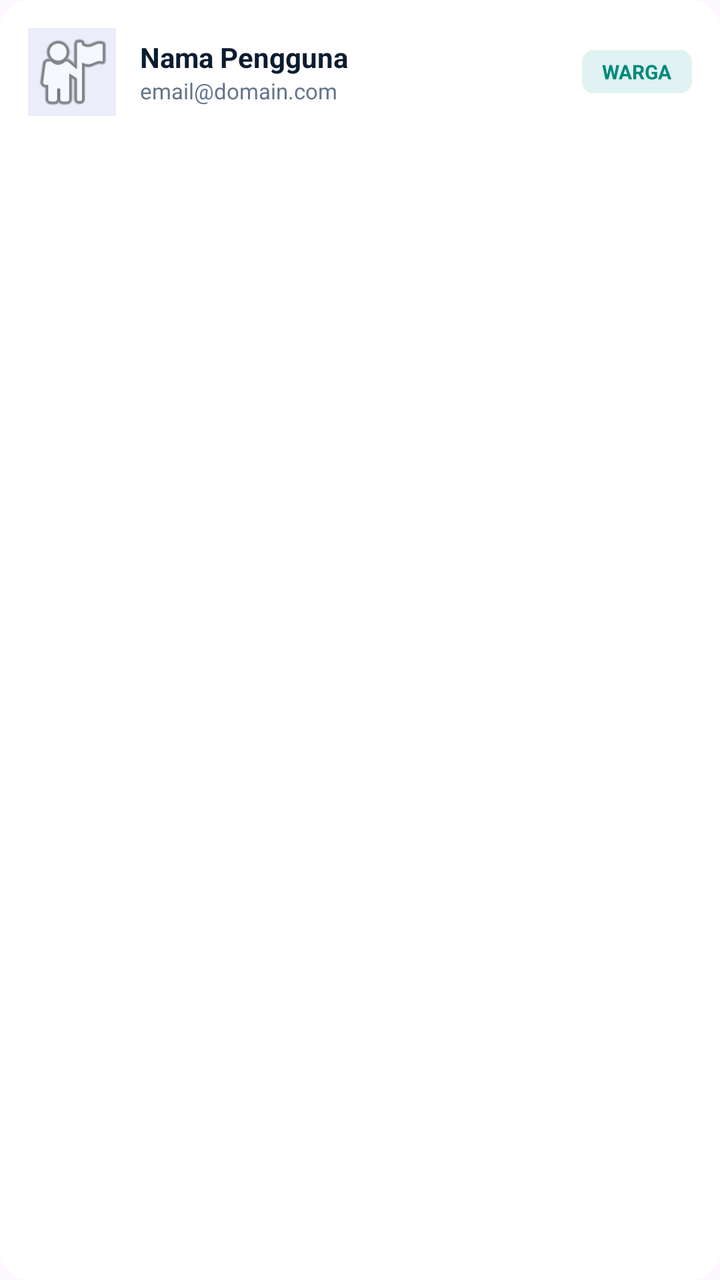
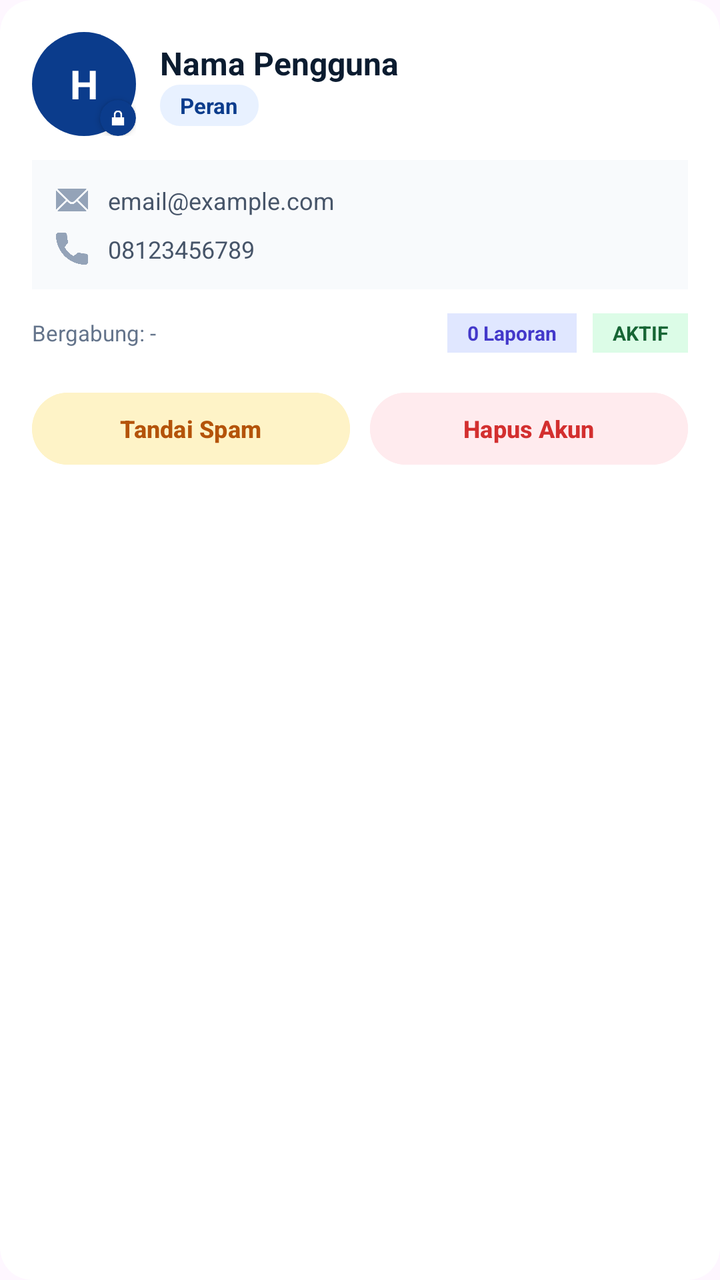

Two renders of the same Android screen: before a commit and after it. Below are the layout's source before the change and the commit's diff.
<!-- AndroidManifest.xml: application theme Theme.PinPoint -->
<!-- res/layout/item_account_card.xml -->
<?xml version="1.0" encoding="utf-8"?>
<androidx.cardview.widget.CardView xmlns:android="http://schemas.android.com/apk/res/android"
    xmlns:app="http://schemas.android.com/apk/res-auto"
    android:layout_width="match_parent"
    android:layout_height="wrap_content"
    app:cardCornerRadius="14dp"
    app:cardElevation="0dp"
    app:cardBackgroundColor="#FFFFFF"
    android:layout_marginBottom="12dp">

    <RelativeLayout
        android:layout_width="match_parent"
        android:layout_height="wrap_content"
        android:padding="14dp">

        <ImageView
            android:id="@+id/ivAccountAvatar"
            android:layout_width="44dp"
            android:layout_height="44dp"
            android:src="@android:drawable/ic_menu_myplaces"
            android:background="#EBEEFA"
            android:layout_alignParentStart="true"
            android:layout_centerVertical="true"
            android:layout_marginEnd="12dp" />

        <LinearLayout
            android:layout_width="wrap_content"
            android:layout_height="wrap_content"
            android:orientation="vertical"
            android:layout_toEndOf="@id/ivAccountAvatar"
            android:layout_centerVertical="true">

            <TextView
                android:id="@+id/tvAccountName"
                android:layout_width="wrap_content"
                android:layout_height="wrap_content"
                android:text="Nama Pengguna"
                android:textColor="#0B1C30"
                android:textSize="14sp"
                android:textStyle="bold" />

            <TextView
                android:id="@+id/tvAccountEmail"
                android:layout_width="wrap_content"
                android:layout_height="wrap_content"
                android:text="email@domain.com"
                android:textColor="#64748B"
                android:textSize="11sp" />
        </LinearLayout>

        <TextView
            android:id="@+id/tvAccountRoleBadge"
            android:layout_width="wrap_content"
            android:layout_height="wrap_content"
            android:layout_alignParentEnd="true"
            android:layout_centerVertical="true"
            android:background="@drawable/bg_badge_green_light"
            android:paddingHorizontal="10dp"
            android:paddingVertical="4dp"
            android:text="WARGA"
            android:textColor="#00897B"
            android:textSize="10sp"
            android:textStyle="bold" />
    </RelativeLayout>
</androidx.cardview.widget.CardView>
<!-- resources referenced by this layout -->
<resources>
  <!-- drawable bg_badge_green_light (drawable) -->
  <shape xmlns:android="http://schemas.android.com/apk/res/android">
      <solid android:color="#E0F2F1" />
      <corners android:radius="6dp" />
  </shape>
  <style name="Theme.PinPoint" parent="Base.Theme.PinPoint" />
  <style name="Base.Theme.PinPoint" parent="Theme.Material3.DayNight.NoActionBar">
          
          
      </style>
</resources>

<!-- the commit's change to res/layout/item_account_card.xml (unified diff, before → after) -->
@@ -3,63 +3,261 @@
     xmlns:app="http://schemas.android.com/apk/res-auto"
     android:layout_width="match_parent"
     android:layout_height="wrap_content"
-    app:cardCornerRadius="14dp"
+    app:cardCornerRadius="16dp"
     app:cardElevation="0dp"
     app:cardBackgroundColor="#FFFFFF"
     android:layout_marginBottom="12dp">
 
-    <RelativeLayout
+    <LinearLayout
         android:layout_width="match_parent"
         android:layout_height="wrap_content"
-        android:padding="14dp">
-
-        <ImageView
-            android:id="@+id/ivAccountAvatar"
-            android:layout_width="44dp"
-            android:layout_height="44dp"
-            android:src="@android:drawable/ic_menu_myplaces"
-            android:background="#EBEEFA"
-            android:layout_alignParentStart="true"
-            android:layout_centerVertical="true"
-            android:layout_marginEnd="12dp" />
-
-        <LinearLayout
-            android:layout_width="wrap_content"
+        android:orientation="vertical"
+        android:padding="16dp">
+
+        <RelativeLayout
+            android:layout_width="match_parent"
+            android:layout_height="wrap_content"
+            android:layout_marginBottom="12dp">
+
+            <RelativeLayout
+                android:id="@+id/avatarContainer"
+                android:layout_width="52dp"
+                android:layout_height="52dp"
+                android:layout_alignParentStart="true"
+                android:layout_centerVertical="true"
+                android:layout_marginEnd="12dp">
+
+                <TextView
+                    android:id="@+id/tvAvatarLetter"
+                    android:layout_width="match_parent"
+                    android:layout_height="match_parent"
+                    android:background="@drawable/bg_circle_blue_btn"
+                    android:gravity="center"
+                    android:text="H"
+                    android:textColor="#FFFFFF"
+                    android:textSize="20sp"
+                    android:textStyle="bold" />
+
+                <ImageView
+                    android:id="@+id/ivAvatarPhoto"
+                    android:layout_width="match_parent"
+                    android:layout_height="match_parent"
+                    android:scaleType="centerCrop"
+                    android:visibility="gone" />
+
+                
+                <androidx.cardview.widget.CardView
+                    android:layout_width="18dp"
+                    android:layout_height="18dp"
+                    android:layout_alignParentEnd="true"
+                    android:layout_alignParentBottom="true"
+                    app:cardCornerRadius="9dp"
+                    app:cardElevation="2dp"
+                    app:cardBackgroundColor="#0B3C8C">
+                    <ImageView
+                        android:id="@+id/ivAvatarBadge"
+                        android:layout_width="match_parent"
+                        android:layout_height="match_parent"
+                        android:padding="3dp"
+                        android:src="@android:drawable/ic_lock_lock"
+                        app:tint="#FFFFFF" />
+                </androidx.cardview.widget.CardView>
+            </RelativeLayout>
+
+            <LinearLayout
+                android:layout_width="wrap_content"
+                android:layout_height="wrap_content"
+                android:orientation="vertical"
+                android:layout_toEndOf="@id/avatarContainer"
+                android:layout_toStartOf="@id/btnAccountMoreOption"
+                android:layout_centerVertical="true">
+
+                <TextView
+                    android:id="@+id/tvAccountName"
+                    android:layout_width="wrap_content"
+                    android:layout_height="wrap_content"
+                    android:text="Nama Pengguna"
+                    android:textColor="#0B1C30"
+                    android:textSize="16sp"
+                    android:textStyle="bold" />
+
+                <TextView
+                    android:id="@+id/tvAccountRoleBadge"
+                    android:layout_width="wrap_content"
+                    android:layout_height="wrap_content"
+                    android:background="@drawable/bg_chip_blue_light"
+                    android:paddingHorizontal="10dp"
+                    android:paddingVertical="3dp"
+                    android:text="Peran"
+                    android:textColor="#0B3C8C"
+                    android:textSize="11sp"
+                    android:textStyle="bold" />
+            </LinearLayout>
+
+            <ImageView
+                android:id="@+id/btnAccountMoreOption"
+                android:layout_width="24dp"
+                android:layout_height="24dp"
+                android:layout_alignParentEnd="true"
+                android:layout_centerVertical="true"
+                android:src="@android:drawable/ic_menu_more"
+                android:visibility="gone"
+                app:tint="#64748B" />
+        </RelativeLayout>
+
+        
+        <LinearLayout
+            android:id="@+id/containerContactInfo"
+            android:layout_width="match_parent"
             android:layout_height="wrap_content"
             android:orientation="vertical"
-            android:layout_toEndOf="@id/ivAccountAvatar"
-            android:layout_centerVertical="true">
-
-            <TextView
-                android:id="@+id/tvAccountName"
-                android:layout_width="wrap_content"
-                android:layout_height="wrap_content"
-                android:text="Nama Pengguna"
-                android:textColor="#0B1C30"
-                android:textSize="14sp"
-                android:textStyle="bold" />
-
-            <TextView
-                android:id="@+id/tvAccountEmail"
-                android:layout_width="wrap_content"
-                android:layout_height="wrap_content"
-                android:text="email@domain.com"
+            android:background="#F8FAFC"
+            android:padding="12dp"
+            android:layout_marginBottom="12dp">
+
+            <LinearLayout
+                android:layout_width="match_parent"
+                android:layout_height="wrap_content"
+                android:orientation="horizontal"
+                android:gravity="center_vertical"
+                android:layout_marginBottom="8dp">
+                <ImageView
+                    android:layout_width="16dp"
+                    android:layout_height="16dp"
+                    android:src="@drawable/mail"
+                    app:tint="#94A3B8" />
+                <TextView
+                    android:id="@+id/tvAccountEmail"
+                    android:layout_width="wrap_content"
+                    android:layout_height="wrap_content"
+                    android:layout_marginStart="10dp"
+                    android:text="email@example.com"
+                    android:textColor="#475569"
+                    android:textSize="12sp" />
+            </LinearLayout>
+
+            <LinearLayout
+                android:layout_width="match_parent"
+                android:layout_height="wrap_content"
+                android:orientation="horizontal"
+                android:gravity="center_vertical">
+                <ImageView
+                    android:layout_width="16dp"
+                    android:layout_height="16dp"
+                    android:src="@drawable/call"
+                    app:tint="#94A3B8" />
+                <TextView
+                    android:id="@+id/tvAccountPhone"
+                    android:layout_width="wrap_content"
+                    android:layout_height="wrap_content"
+                    android:layout_marginStart="10dp"
+                    android:text="08123456789"
+                    android:textColor="#475569"
+                    android:textSize="12sp" />
+            </LinearLayout>
+        </LinearLayout>
+
+        
+        <LinearLayout
+            android:layout_width="match_parent"
+            android:layout_height="wrap_content"
+            android:orientation="horizontal"
+            android:gravity="center_vertical"
+            android:layout_marginBottom="16dp">
+
+            <TextView
+                android:id="@+id/tvJoinDate"
+                android:layout_width="0dp"
+                android:layout_height="wrap_content"
+                android:layout_weight="1"
+                android:text="Bergabung: -"
                 android:textColor="#64748B"
                 android:textSize="11sp" />
-        </LinearLayout>
-
-        <TextView
-            android:id="@+id/tvAccountRoleBadge"
-            android:layout_width="wrap_content"
-            android:layout_height="wrap_content"
-            android:layout_alignParentEnd="true"
-            android:layout_centerVertical="true"
-            android:background="@drawable/bg_badge_green_light"
-            android:paddingHorizontal="10dp"
-            android:paddingVertical="4dp"
-            android:text="WARGA"
-            android:textColor="#00897B"
-            android:textSize="10sp"
-            android:textStyle="bold" />
-    </RelativeLayout>
+
+            <TextView
+                android:id="@+id/tvReportCountBadge"
+                android:layout_width="wrap_content"
+                android:layout_height="wrap_content"
+                android:background="#E0E7FF"
+                android:paddingHorizontal="10dp"
+                android:paddingVertical="3dp"
+                android:text="0 Laporan"
+                android:textColor="#4338CA"
+                android:textSize="10sp"
+                android:textStyle="bold"
+                android:layout_marginEnd="8dp" />
+
+            <TextView
+                android:id="@+id/tvStatusActiveBadge"
+                android:layout_width="wrap_content"
+                android:layout_height="wrap_content"
+                android:background="#DCFCE7"
+                android:paddingHorizontal="10dp"
+                android:paddingVertical="3dp"
+                android:text="AKTIF"
+                android:textColor="#166534"
+                android:textSize="10sp"
+                android:textStyle="bold" />
+        </LinearLayout>
+
+        
+        <LinearLayout
+            android:id="@+id/containerSuspendInfo"
+            android:layout_width="match_parent"
+            android:layout_height="wrap_content"
+            android:orientation="vertical"
+            android:layout_marginBottom="16dp"
+            android:visibility="gone">
+            <TextView
+                android:layout_width="wrap_content"
+                android:layout_height="wrap_content"
+                android:background="#FFE4E6"
+                android:paddingHorizontal="8dp"
+                android:paddingVertical="3dp"
+                android:text="DITANGGUHKAN KARENA SPAM"
+                android:textColor="#E11D48"
+                android:textSize="10sp"
+                android:textStyle="bold"
+                android:layout_marginBottom="8dp" />
+            <TextView
+                android:id="@+id/tvSuspendReason"
+                android:layout_width="match_parent"
+                android:layout_height="wrap_content"
+                android:background="#FFF1F2"
+                android:padding="8dp"
+                android:text="Alasan: -"
+                android:textColor="#991B1B"
+                android:textSize="11sp" />
+        </LinearLayout>
+
+        <LinearLayout
+            android:layout_width="match_parent"
+            android:layout_height="wrap_content"
+            android:orientation="horizontal">
+            <Button
+                android:id="@+id/btnActionLeft"
+                android:layout_width="0dp"
+                android:layout_height="44dp"
+                android:layout_weight="1"
+                android:text="Tandai Spam"
+                android:textColor="#B45309"
+                android:textSize="12sp"
+                android:textStyle="bold"
+                android:textAllCaps="false"
+                android:backgroundTint="#FEF3C7"
+                android:layout_marginEnd="10dp" />
+            <Button
+                android:id="@+id/btnActionRight"
+                android:layout_width="0dp"
+                android:layout_height="44dp"
+                android:layout_weight="1"
+                android:text="Hapus Akun"
+                android:textColor="#D32F2F"
+                android:textSize="12sp"
+                android:textStyle="bold"
+                android:textAllCaps="false"
+                android:backgroundTint="#FFEBEE" />
+        </LinearLayout>
+
+    </LinearLayout>
 </androidx.cardview.widget.CardView>
<!-- resource entries referenced after the edit -->
@@ -1,10 +1,19 @@
 <!-- resources referenced by this layout -->
 <resources>
-  <!-- drawable bg_badge_green_light (drawable) -->
+  <!-- drawable bg_chip_blue_light (drawable) -->
+  <?xml version="1.0" encoding="utf-8"?>
   <shape xmlns:android="http://schemas.android.com/apk/res/android">
-      <solid android:color="#E0F2F1" />
-      <corners android:radius="6dp" />
+      <solid android:color="#E8F1FF" />
+      <corners android:radius="10dp" />
   </shape>
+  <!-- drawable bg_circle_blue_btn (drawable) -->
+  <?xml version="1.0" encoding="utf-8"?>
+  <shape xmlns:android="http://schemas.android.com/apk/res/android"
+      android:shape="oval">
+      <solid android:color="#0B3C8C" />
+  </shape>
+  <!-- drawable call: png bitmap (drawable, 10299 bytes) -->
+  <!-- drawable mail: png bitmap (drawable, 14752 bytes) -->
   <style name="Theme.PinPoint" parent="Base.Theme.PinPoint" />
   <style name="Base.Theme.PinPoint" parent="Theme.Material3.DayNight.NoActionBar">
           
